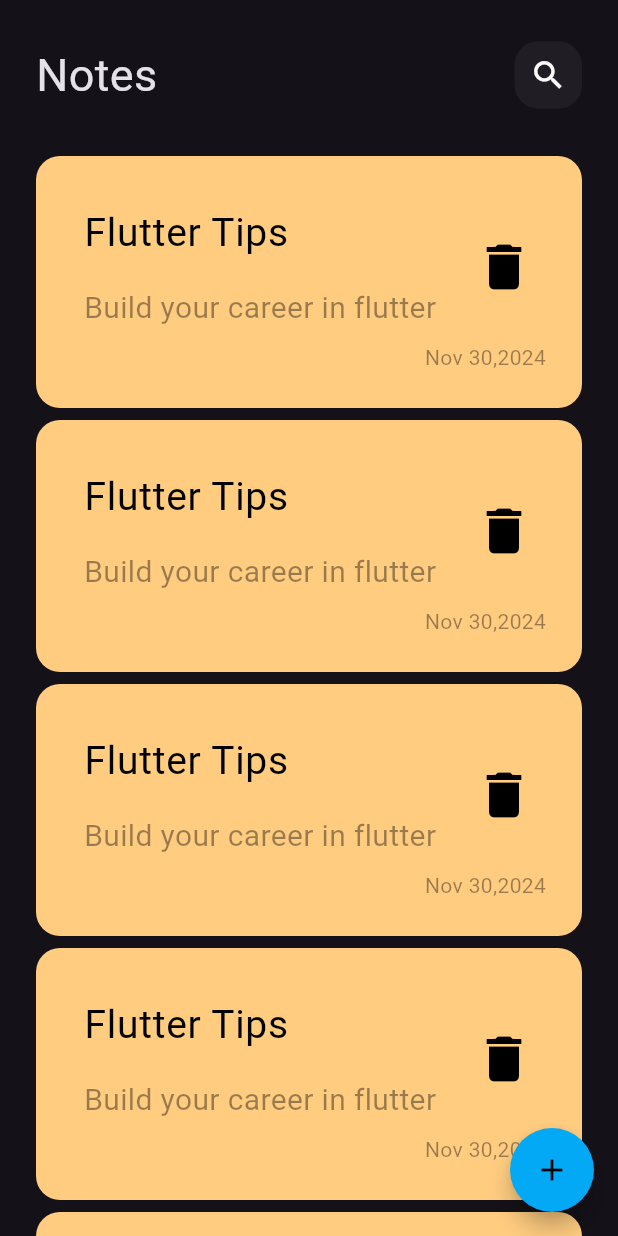
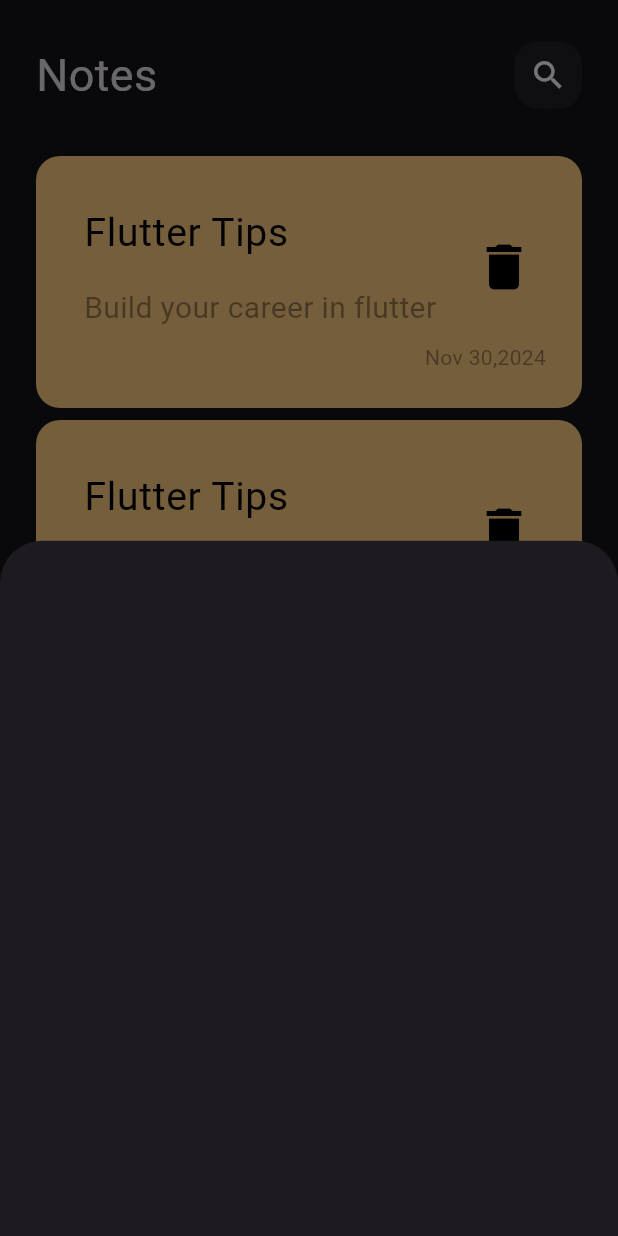
Before and after one commit to AhmedFared888/notes_app, a Flutter app: the screen it shows after launch, after a tap on the "add" icon, on a phone screen of 412 x 824 dp. Run offline on Flutter 3.47's test engine with Material 3 defaults, Android fonts, the phone set to English and light mode, and no system bars; Roboto replaces fonts that are missing (Poppins).

Commit message:
show modal bottom sheet

```diff
--- a/lib/views/notes_view.dart
+++ b/lib/views/notes_view.dart
@@ -1,4 +1,5 @@
 import 'package:flutter/material.dart';
+import 'package:notes_app/widgets/add_note_bottom_sheet.dart';
 import 'package:notes_app/widgets/notes_view_body.dart';
 
 class NotesView extends StatelessWidget {
@@ -8,14 +9,21 @@ class NotesView extends StatelessWidget {
   Widget build(BuildContext context) {
     return Scaffold(
       floatingActionButton: FloatingActionButton(
-        onPressed: () {},
+        onPressed: () {
+          showModalBottomSheet(
+            context: context,
+            builder: (context) {
+              return const AddNoteBottomSheet();
+            },
+          );
+        },
+        backgroundColor: Colors.lightBlue,
+        shape: RoundedRectangleBorder(
+          borderRadius: BorderRadius.circular(35.0),
+        ),
         child: const Icon(
           Icons.add,
           color: Colors.black,
-        ),
-        backgroundColor: Colors.lightBlue,
-        shape: RoundedRectangleBorder(
-          borderRadius: BorderRadius.circular(35.0),
         ),
       ),
       body: const NotesViewBody(),
--- /dev/null
+++ b/lib/widgets/add_note_bottom_sheet.dart
@@ -0,0 +1,10 @@
+import 'package:flutter/material.dart';
+
+class AddNoteBottomSheet extends StatelessWidget {
+  const AddNoteBottomSheet({super.key});
+
+  @override
+  Widget build(BuildContext context) {
+    return Container();
+  }
+}
--- a/lib/widgets/notes_list_view.dart
+++ b/lib/widgets/notes_list_view.dart
@@ -6,13 +6,17 @@ class NotesListView extends StatelessWidget {
 
   @override
   Widget build(BuildContext context) {
-    return ListView.builder(
+    return Padding(
+      padding: const EdgeInsets.only(bottom: 16.0),
+      child: ListView.builder(
+        padding: EdgeInsets.zero,
         itemBuilder: (context, index) {
           return const Padding(
             padding: EdgeInsets.symmetric(vertical: 4.0),
             child: NoteItem(),
           );
         },
+      ),
     );
   }
 }
```
Lines whose indentation alone changed are shown as unchanged.
